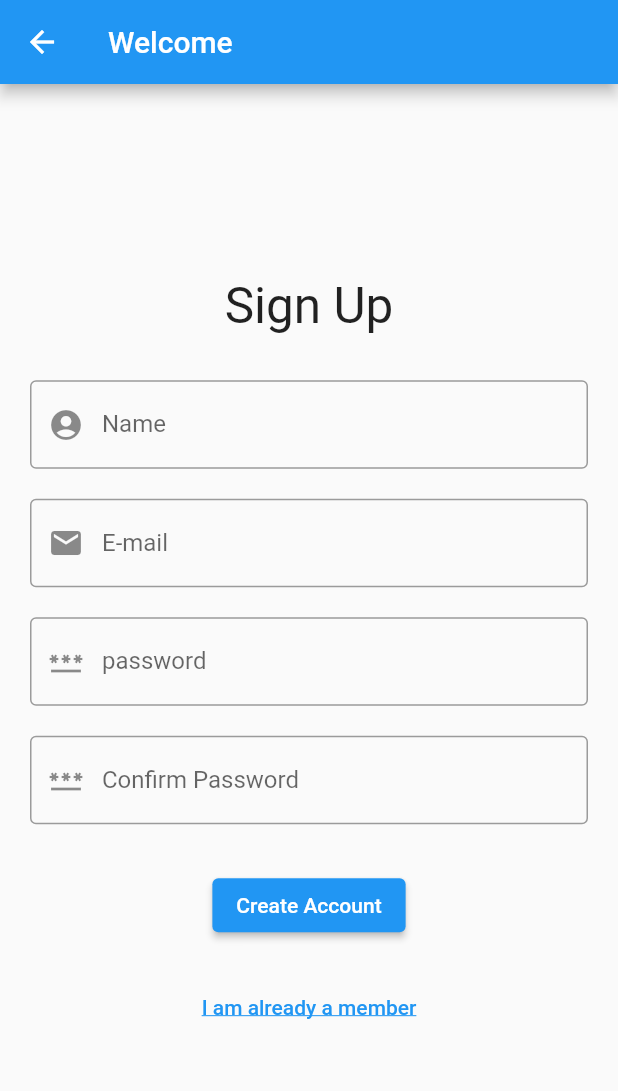
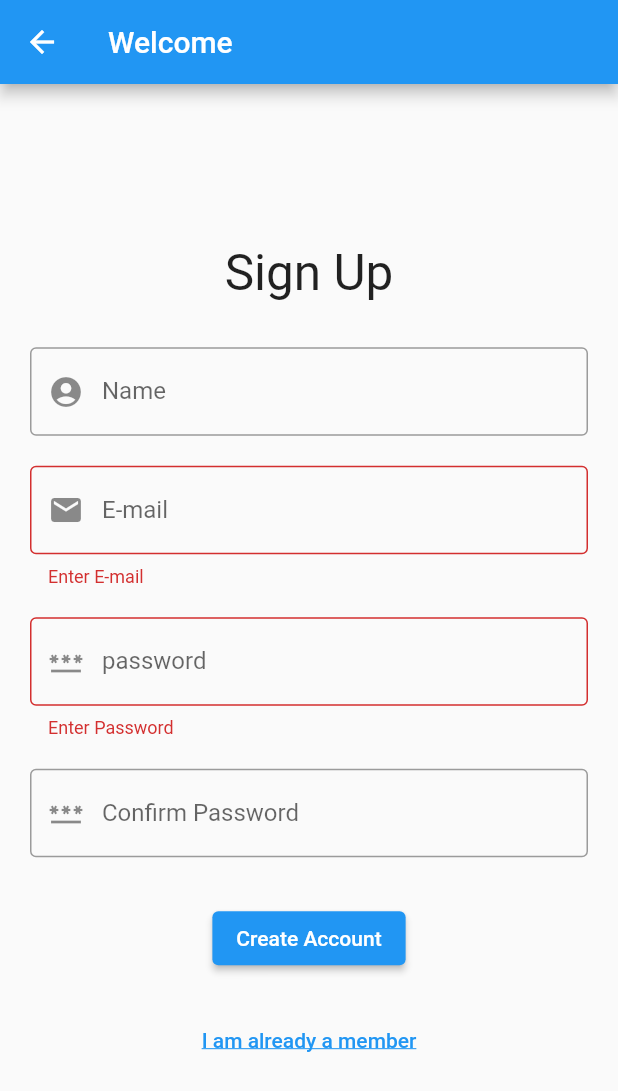
Before and after one commit to Rajkumarlohar65/flutter_projects, a Flutter app: the SignupView screen opened by its route, on a phone screen of 412 x 824 dp. Shown: the top 1091 px of the screen. Run offline on Flutter 3.47's test engine with Material 2 defaults, Android fonts, the phone set to English and light mode, and no system bars; our stand-ins replace firebase_auth, firebase_core, get; accounts and stored records are empty.

Commit message:
adding validator signup textformfield

```diff
--- a/bhawani_silver/lib/app/core/values/app_string.dart
+++ b/bhawani_silver/lib/app/core/values/app_string.dart
@@ -25,6 +25,8 @@ class AppString{
   static const signUpScreenTitle = 'Sign Up';
   static const signUpNameHint = 'Name';
   static const signUpEmailHint = 'E-mail';
+  static const signUpAlertEmailNotNull = 'Enter E-mail';
+  static const signUpAlertPasswordNotNull = 'Enter Password';
   static const signUpPasswordHint = 'password';
   static const signUpConfirmPasswordHint = 'Confirm Password';
   static const signUpButton = 'Create Account';
--- a/bhawani_silver/lib/app/modules/signup/controllers/signup_controller.dart
+++ b/bhawani_silver/lib/app/modules/signup/controllers/signup_controller.dart
@@ -1,28 +1,17 @@
 import 'package:bhawani_silver/app/core/values/app_string.dart';
+import 'package:flutter/cupertino.dart';
 import 'package:get/get.dart';
 
 import '../../../Authentication/authentication_helper.dart';
 import '../../../routes/app_pages.dart';
 class SignupController extends GetxController {
   late String name;
-  late String email;
-  late String password;
+  String? email;
+  String? password;
   late String confirmPassword;
 
-  @override
-  void onInit() {
-    super.onInit();
-  }
-
-  @override
-  void onReady() {
-    super.onReady();
-  }
-
-  @override
-  void onClose() {
-    super.onClose();
-  }
+  final TextEditingController emailController = TextEditingController();
+  final TextEditingController passwordController = TextEditingController();
 
   void createAccount(){
     AuthenticationHelper().signUp(email: email, password: password)
--- a/bhawani_silver/lib/app/modules/signup/views/signup_view.dart
+++ b/bhawani_silver/lib/app/modules/signup/views/signup_view.dart
@@ -5,8 +5,9 @@ import 'package:get/get.dart';
 import '../controllers/signup_controller.dart';
 
 class SignupView extends GetView<SignupController> {
+  final _formKey = GlobalKey<FormState>();
 
-  const SignupView({Key? key}) : super(key: key);
+  SignupView({Key? key}) : super(key: key);
   @override
   Widget build(BuildContext context) {
 
@@ -15,7 +16,10 @@ class SignupView extends GetView<SignupController> {
       appBar: AppBar(
         title: const Text(AppString.signUpAppbarTitle),
       ),
-      body: Center(
+      body: Form(
+        key: _formKey,
+        autovalidateMode: AutovalidateMode.always,
+        child: Center(
           child: SingleChildScrollView(
             child:
               Container(
@@ -30,7 +34,7 @@ class SignupView extends GetView<SignupController> {
 
                     const SizedBox(height: 30,),
 
-                  TextField(
+                    TextFormField(
                       decoration: const InputDecoration(
                           border: OutlineInputBorder(),
                           labelText: AppString.signUpNameHint,
@@ -43,34 +47,46 @@ class SignupView extends GetView<SignupController> {
 
                     const SizedBox(height: 20,),
 
-                  TextField(
+                    TextFormField(
+                      controller: controller.emailController,
                       decoration: const InputDecoration(
                           border: OutlineInputBorder(),
                           labelText: AppString.signUpEmailHint,
                           prefixIcon: Icon(Icons.email)
                       ),
-                    onChanged: (value){
+                      validator: (value) {
+                        if(value == null || value.isEmpty){
+                          return AppString.signUpAlertEmailNotNull;
+                        }
+                      },
+                      onSaved: (value) {
                         controller.email = value;
                       },
                     ),
 
                     const SizedBox(height: 20,),
 
-                  TextField(
+                    TextFormField(
+                      controller: controller.passwordController,
                       obscureText: true,
                       decoration: const InputDecoration(
                           border: OutlineInputBorder(),
                           labelText: AppString.signUpPasswordHint,
                           prefixIcon: Icon(Icons.password)
                       ),
-                    onChanged: (value){
+                      validator: (value) {
+                        if(value == null || value.isEmpty){
+                          return AppString.signUpAlertPasswordNotNull;
+                        }
+                      },
+                      onSaved: (value) {
                         controller.password = value;
                       },
                     ),
 
                     const SizedBox(height: 20,),
 
-                  TextField(
+                    TextFormField(
                       obscureText: true,
                       decoration: const InputDecoration(
                           border: OutlineInputBorder(),
@@ -85,7 +101,10 @@ class SignupView extends GetView<SignupController> {
                     const SizedBox(height: 30,),
 
                     ElevatedButton(onPressed: () async {
+                      if(_formKey.currentState!.validate()){
+                        _formKey.currentState!.save();
                         controller.createAccount();
+                      }
                     }, child: const Text(AppString.signUpButton)),
 
                     const SizedBox(height: 20,),
@@ -101,6 +120,7 @@ class SignupView extends GetView<SignupController> {
               ),
           ),
         ),
+      ),
     );
   }
 
```
Lines whose indentation alone changed are shown as unchanged.
